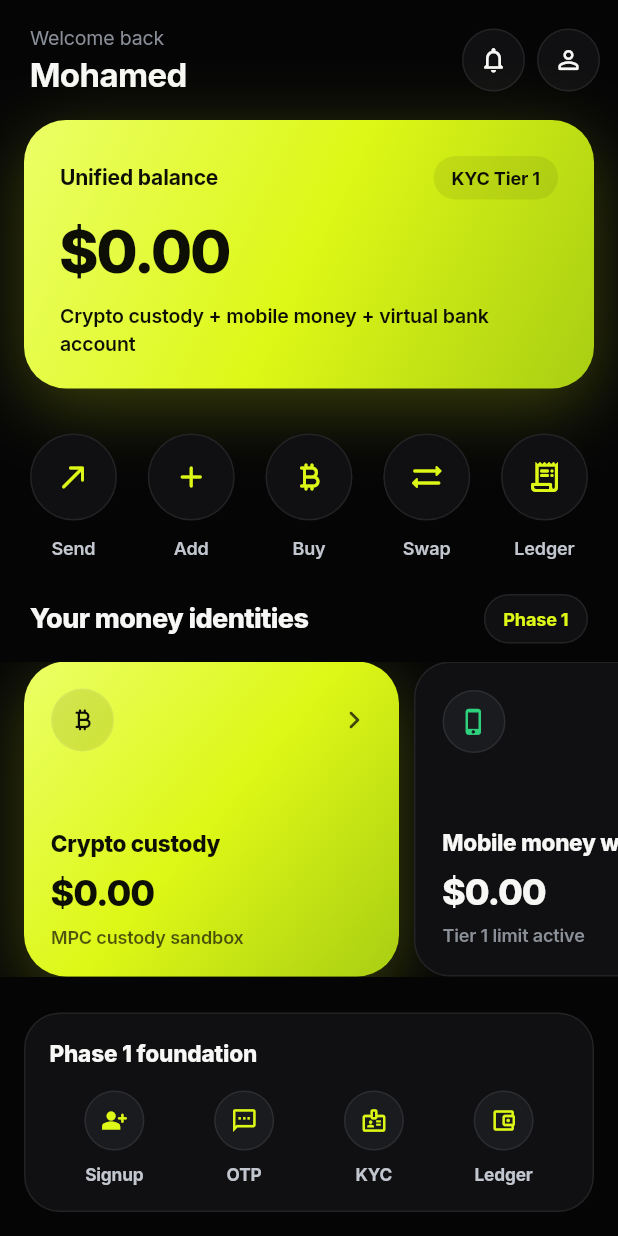
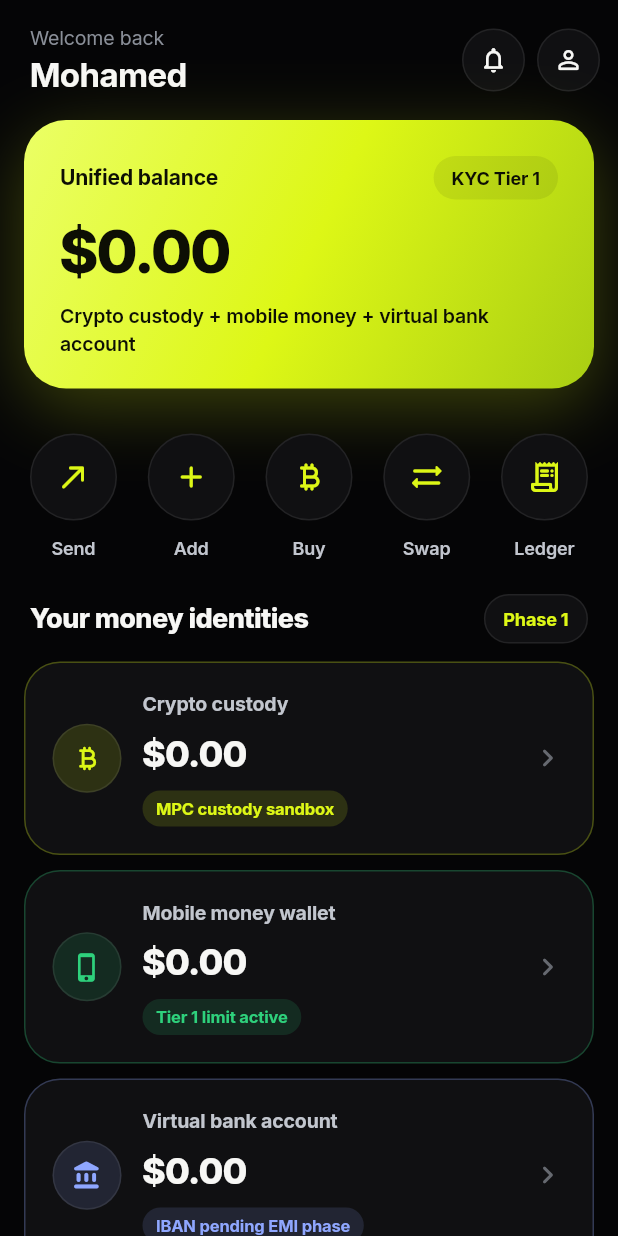
Before and after one commit to spireteam98-beep/Rpay, a Flutter app: the HomeScreen screen opened directly, on a phone screen of 412 x 824 dp. Run offline on Flutter 3.47's test engine with Material 3 defaults, Android fonts, the phone set to English and light mode, and no system bars; our stand-ins replace cached_network_image, fl_chart, google_fonts, qr_flutter, shared_preferences; missing offline and left inert: flutter_stripe; accounts and stored records are empty.

Commit message:
Add crypto Receive screen and polish wallet/market UI
- New QR-code deposit address screen, wired into the Wallet
  screen's Receive action.
- Reshape home screen account cards into a full-width vertical
  list instead of a cramped horizontal carousel.
- Show a real empty state on account detail screens when there's
  no transaction history yet.
- Market list rows now show live coin icons, up/down arrows and
  thousands-separated prices; backend passes through CoinGecko's
  icon URL.
- PrimaryButton's loading state now actually blocks input
  (IgnorePointer) instead of just relabeling itself while a
  payment is submitting.

```diff
--- a/lib/screens/home_screen.dart
+++ b/lib/screens/home_screen.dart
@@ -275,83 +275,94 @@ class HomeScreen extends StatelessWidget {
   }
 
   Widget _accountCarousel(BuildContext context, List<KashAccount> accounts) {
-    return SizedBox(
-      height: 210,
-      child: ListView.separated(
-        scrollDirection: Axis.horizontal,
-        physics: const BouncingScrollPhysics(),
-        padding: const EdgeInsets.symmetric(horizontal: 16),
-        itemCount: accounts.length,
-        separatorBuilder: (_, __) => const SizedBox(width: 10),
-        itemBuilder:
-            (context, index) =>
-                _accountCard(context, accounts[index], index == 0),
+    return Padding(
+      padding: const EdgeInsets.symmetric(horizontal: 16),
+      child: Column(
+        children: [
+          for (int i = 0; i < accounts.length; i++) ...[
+            if (i > 0) const SizedBox(height: 10),
+            _accountCard(context, accounts[i]),
+          ],
+        ],
       ),
     );
   }
 
-  Widget _accountCard(
-    BuildContext context,
-    KashAccount account,
-    bool highlighted,
-  ) {
-    final lime = highlighted;
-    final ink = lime ? AppTheme.onLime : AppTheme.textWhite;
+  Widget _accountCard(BuildContext context, KashAccount account) {
     return TouchScale(
       onTap:
           () => Navigator.of(
             context,
           ).push(kashRoute(AccountDetailScreen(account: account))),
       child: Container(
-        width: 250,
+        width: double.infinity,
         padding: const EdgeInsets.all(18),
-        decoration: lime ? AppTheme.heroCard : AppTheme.glassCard,
-        child: Column(
-          crossAxisAlignment: CrossAxisAlignment.start,
+        decoration: AppTheme.glassCard.copyWith(
+          border: Border.all(color: account.accent.withOpacity(0.28)),
+        ),
+        child: Row(
           children: [
-            Row(
-              children: [
-                CircleIcon(
-                  account.icon,
-                  size: 42,
-                  color: lime ? AppTheme.onLime : account.accent,
-                  bg: lime ? AppTheme.onLime.withOpacity(0.10) : null,
-                ),
-                const Spacer(),
-                Icon(Icons.chevron_right_rounded, color: ink.withOpacity(0.75)),
-              ],
+            CircleIcon(
+              account.icon,
+              size: 46,
+              color: account.accent,
+              bg: account.accent.withOpacity(0.14),
             ),
-            const Spacer(),
-            Text(
-              account.title,
-              style: TextStyle(
-                color: ink,
-                fontSize: 15,
-                fontWeight: FontWeight.w800,
-                letterSpacing: -0.2,
+            const SizedBox(width: 14),
+            Expanded(
+              child: Column(
+                crossAxisAlignment: CrossAxisAlignment.start,
+                children: [
+                  Text(
+                    account.title,
+                    maxLines: 1,
+                    overflow: TextOverflow.ellipsis,
+                    style: const TextStyle(
+                      color: AppTheme.textLightGrey,
+                      fontSize: 13,
+                      fontWeight: FontWeight.w700,
+                    ),
+                  ),
+                  const SizedBox(height: 6),
+                  Text(
+                    account.balance,
+                    maxLines: 1,
+                    overflow: TextOverflow.ellipsis,
+                    style: const TextStyle(
+                      color: AppTheme.textWhite,
+                      fontSize: 24,
+                      fontWeight: FontWeight.w800,
+                      letterSpacing: -0.6,
+                    ),
+                  ),
+                  const SizedBox(height: 8),
+                  Container(
+                    padding: const EdgeInsets.symmetric(
+                      horizontal: 9,
+                      vertical: 4,
+                    ),
+                    decoration: BoxDecoration(
+                      color: account.accent.withOpacity(0.14),
+                      borderRadius: BorderRadius.circular(100),
+                    ),
+                    child: Text(
+                      account.status,
+                      maxLines: 1,
+                      overflow: TextOverflow.ellipsis,
+                      style: TextStyle(
+                        color: account.accent,
+                        fontSize: 11,
+                        fontWeight: FontWeight.w700,
+                      ),
+                    ),
+                  ),
+                ],
               ),
             ),
-            const SizedBox(height: 5),
-            Text(
-              account.balance,
-              style: TextStyle(
-                color: ink,
-                fontSize: 24,
-                fontWeight: FontWeight.w800,
-                letterSpacing: -0.7,
-              ),
-            ),
-            const SizedBox(height: 4),
-            Text(
-              account.status,
-              style: TextStyle(
-                color:
-                    lime
-                        ? AppTheme.onLime.withOpacity(0.70)
-                        : AppTheme.textGrey,
-                fontSize: 12,
-                fontWeight: FontWeight.w600,
-              ),
+            const SizedBox(width: 8),
+            Icon(
+              Icons.chevron_right_rounded,
+              color: AppTheme.textGrey.withOpacity(0.7),
             ),
           ],
         ),
--- a/lib/screens/wallet_screen.dart
+++ b/lib/screens/wallet_screen.dart
@@ -11,6 +11,7 @@ import '../widgets/touch_scale.dart';
 import 'account_detail_screen.dart';
 import 'cash_in_screen.dart';
 import 'ledger_screen.dart';
+import 'receive_screen.dart';
 import 'send_money_screen.dart';
 
 class WalletScreen extends StatelessWidget {
@@ -110,7 +111,7 @@ class WalletScreen extends StatelessWidget {
                 context,
                 Icons.south_rounded,
                 'Receive',
-                const LedgerScreen(),
+                const ReceiveScreen(),
               ),
               _heroAction(
                 context,
@@ -164,7 +165,7 @@ class WalletScreen extends StatelessWidget {
     );
   }
 
-  /// Live on-chain custody card — appears when the RoyalPay backend is
+  /// Live on-chain custody card — appears when the RoyallPay backend is
   /// running and the user has a real API session. Renders nothing in
   /// pure-sandbox mode, so the demo never breaks.
   Widget _onChainCustodyCard() {
--- a/pubspec.yaml
+++ b/pubspec.yaml
@@ -57,6 +57,7 @@ dependencies:
   http: ^1.2.0
   flutter_stripe: ^11.5.0
   flutter_stripe_web: ^6.5.0
+  qr_flutter: ^4.1.0
 
 dev_dependencies:
   flutter_test:
```
Also changed, not shown: lib/models/cryptocurrency.dart (+9 -2 lines), lib/screens/account_detail_screen.dart (+21 -1 lines), lib/screens/receive_screen.dart (added, +211 -0 lines), lib/widgets/crypto_list_item.dart (+39 -12 lines), lib/widgets/kash_widgets.dart (+24 -3 lines), lib/widgets/payment_method_form.dart (+3 -6 lines), pubspec.lock, 1 other file.
